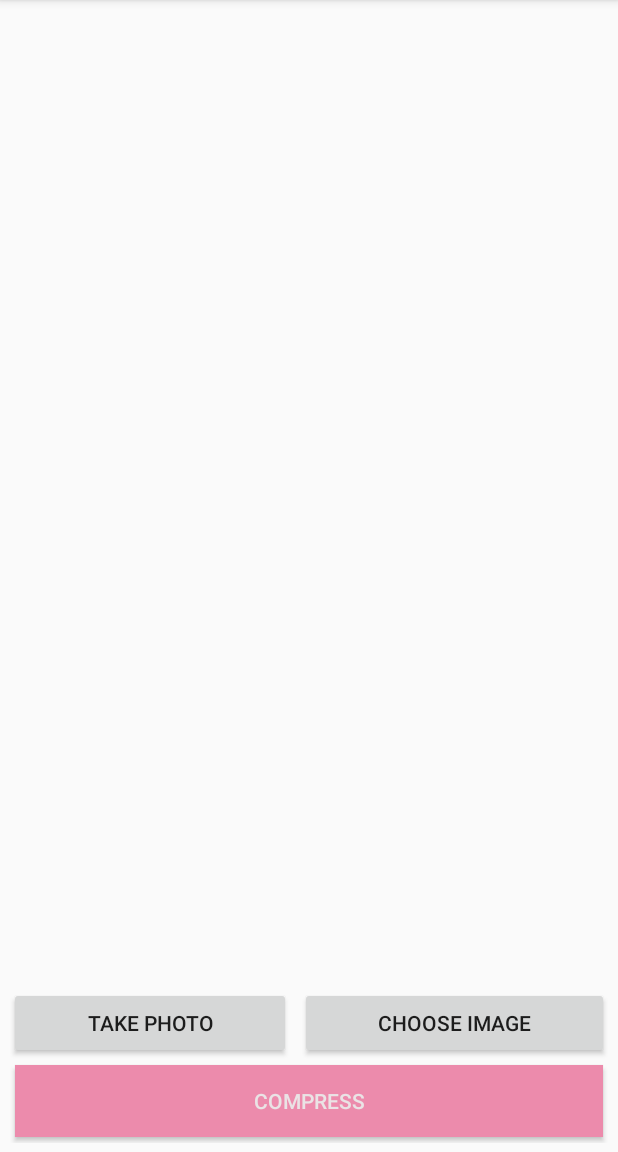
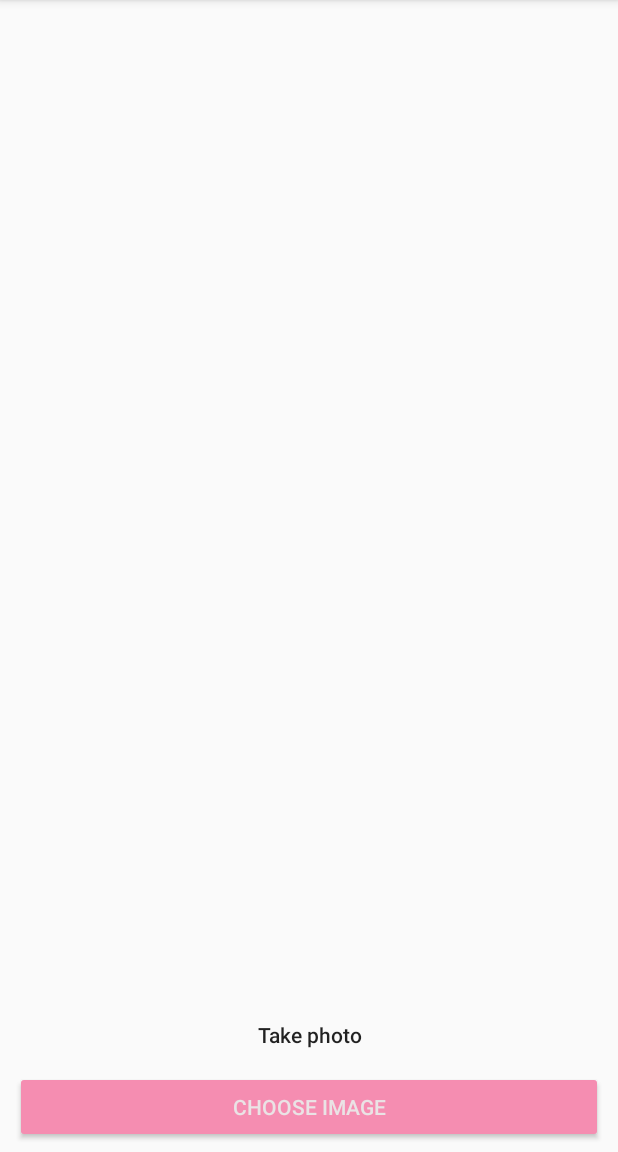
Before and after one commit to DanteAndroid/CompresserCompare, an Android app: the screen it shows after launch (MainActivity), on a phone screen of 412 x 824 dp, the part 84-1236 px from its top. Run offline under Robolectric (Android 15) with nearby library versions, the phone set to English and light mode, and no system bars; our stand-ins replace ButterKnife; libraries missing offline, so code that uses them is left out: com.chad.library, com.gun0912.tedpermission, id.zelory.compressor, rx.android.schedulers, rx.functions and 2 more; pictures from the network do not load; 3 statements that could not run were skipped.

Commit message:
optimize layout & logic

```diff
--- a/app/src/main/java/com/dante/rxdemo/MainActivity.java
+++ b/app/src/main/java/com/dante/rxdemo/MainActivity.java
@@ -54,8 +54,6 @@ public class MainActivity extends AppCompatActivity {
     private static final int CROP_REQUEST = 2;
     private static final int REQUEST_TAKE_PHOTO = 3;
     private static final int REQUEST_VIEW = 4;
-    @BindView(R.id.choose)
-    Button choose;
     @BindView(R.id.recycler)
     RecyclerView recycler;
     @BindView(R.id.compress)
@@ -166,6 +164,7 @@ public class MainActivity extends AppCompatActivity {
                 try {
                     originalImage = FileUtil.from(this, data.getData());
                     load(originalImage, 0);
+                    compressImage(null);
                 } catch (IOException e) {
                     e.printStackTrace();
                 }
@@ -184,6 +183,7 @@ public class MainActivity extends AppCompatActivity {
             load(image, 0);
         } else if (requestCode == REQUEST_TAKE_PHOTO) {
             load(originalImage, 0);
+            compressImage(null);
         }
     }
 
--- a/app/src/main/java/com/dante/rxdemo/utils/Util.java
+++ b/app/src/main/java/com/dante/rxdemo/utils/Util.java
@@ -18,6 +18,7 @@ import java.text.DecimalFormat;
  * Created by yons on 16/9/19.
  */
 public class Util {
+
     public static Bitmap drawableToBitmap(Drawable drawable) {
         if (drawable instanceof BitmapDrawable) {
             return ((BitmapDrawable) drawable).getBitmap();
--- a/app/src/main/res/layout-land/activity_main.xml
+++ b/app/src/main/res/layout-land/activity_main.xml
@@ -2,43 +2,35 @@
 <FrameLayout xmlns:android="http://schemas.android.com/apk/res/android"
              android:layout_width="match_parent"
              android:layout_height="match_parent">
-    <android.support.v7.widget.RecyclerView
-        android:id="@+id/recycler"
-        android:layout_width="match_parent"
-        android:layout_height="wrap_content">
-    </android.support.v7.widget.RecyclerView>
     <LinearLayout
         android:layout_width="match_parent"
         android:layout_height="wrap_content"
         android:layout_gravity="bottom">
         <Button
             android:id="@+id/take"
+            style="@style/Widget.AppCompat.Button.Borderless"
             android:layout_width="wrap_content"
             android:layout_height="wrap_content"
             android:layout_marginLeft="6dp"
             android:layout_weight="1"
             android:onClick="takePhoto"
-            android:text="Take photo"/>
-        <Button
-            android:id="@+id/choose"
-            android:layout_width="wrap_content"
-            android:layout_height="wrap_content"
-            android:layout_marginLeft="6dp"
-            android:layout_weight="1"
-            android:onClick="chooseImage"
-            android:text="Choose image"/>
+            android:text="Take photo"
+            android:textAllCaps="false"/>
 
         <Button android:id="@+id/compress"
                 android:layout_width="wrap_content"
                 android:layout_height="wrap_content"
-                android:padding="2dp"
-                android:layout_marginLeft="6dp"
                 android:layout_marginRight="6dp"
                 android:layout_weight="1"
-                android:background="@color/colorAccentLight"
-                android:foreground="?android:selectableItemBackground"
-                android:onClick="compressImage"
-                android:text="Compress"
-                android:textColor="@color/whiteLight"/>
+                android:onClick="chooseImage"
+                android:padding="2dp"
+                android:text="Choose image"
+                android:textColor="@color/whiteLight"
+                android:theme="@style/Raised"/>
     </LinearLayout>
+    <android.support.v7.widget.RecyclerView
+        android:id="@+id/recycler"
+        android:layout_width="match_parent"
+        android:layout_height="wrap_content">
+    </android.support.v7.widget.RecyclerView>
 </FrameLayout>
--- a/app/src/main/res/layout/activity_main.xml
+++ b/app/src/main/res/layout/activity_main.xml
@@ -19,30 +19,25 @@
                       android:layout_height="match_parent">
             <Button
                 android:id="@+id/take"
-                android:layout_width="wrap_content"
+                android:layout_width="0dp"
                 android:layout_height="wrap_content"
                 android:layout_weight="1"
                 android:onClick="takePhoto"
+                android:textAllCaps="false"
+                style="@style/Widget.AppCompat.Button.Borderless"
                 android:text="Take photo"/>
-            <Button
-                android:id="@+id/choose"
-                android:layout_weight="1"
-                android:layout_marginLeft="6dp"
-                android:layout_width="wrap_content"
-                android:layout_height="wrap_content"
-                android:onClick="chooseImage"
-                android:text="Choose image"/>
+
         </LinearLayout>
 
         <Button android:id="@+id/compress"
                 android:layout_width="match_parent"
-                android:layout_height="wrap_content"
-                android:layout_margin="4dp"
-                android:background="@color/colorAccentLight"
-                android:foreground="?android:selectableItemBackground"
-                android:onClick="compressImage"
-                android:text="Compress"
-                android:textColor="@color/whiteLight"/>
+                android:layout_height="48dp"
+                android:layout_marginLeft="4dp"
+                android:layout_marginRight="4dp"
+                android:theme="@style/Raised"
+                android:textColor="@color/whiteLight"
+                android:onClick="chooseImage"
+                android:text="choose Image" />
     </LinearLayout>
 
 </FrameLayout>
--- a/app/src/main/res/values/colors.xml
+++ b/app/src/main/res/values/colors.xml
@@ -3,7 +3,7 @@
     <color name="colorPrimary">#3F51B5</color>
     <color name="colorPrimaryDark">#303F9F</color>
     <color name="colorAccent">#FF4081</color>
-    <color name="colorAccentLight">#ec8bac</color>
+    <color name="colorAccentLight">#f58db1</color>
     <color name="whiteLight">#eae3e5</color>
     <color name="transparent">#00000000</color>
     <color name="half_transparent">#99000000</color>
--- a/app/src/main/res/values/styles.xml
+++ b/app/src/main/res/values/styles.xml
@@ -6,7 +6,6 @@
         <item name="colorPrimary">@color/colorPrimary</item>
         <item name="colorPrimaryDark">@color/colorPrimaryDark</item>
         <item name="colorAccent">@color/colorAccent</item>
-        <item name="colorControlHighlight">@color/whiteLight</item>
     </style>
     <style name="AppTheme.NoActionBar">
         <item name="windowActionBar">false</item>
@@ -22,4 +21,8 @@
         <item name="android:windowTranslucentStatus">true</item>
         <item name="android:backgroundDimEnabled">true</item>
     </style>
+    <style name="Raised" parent="Theme.AppCompat.Light">
+        <item name="colorButtonNormal">@color/colorAccentLight</item>
+        <item name="colorControlHighlight">@color/colorAccent</item>
+    </style>
 </resources>
```
